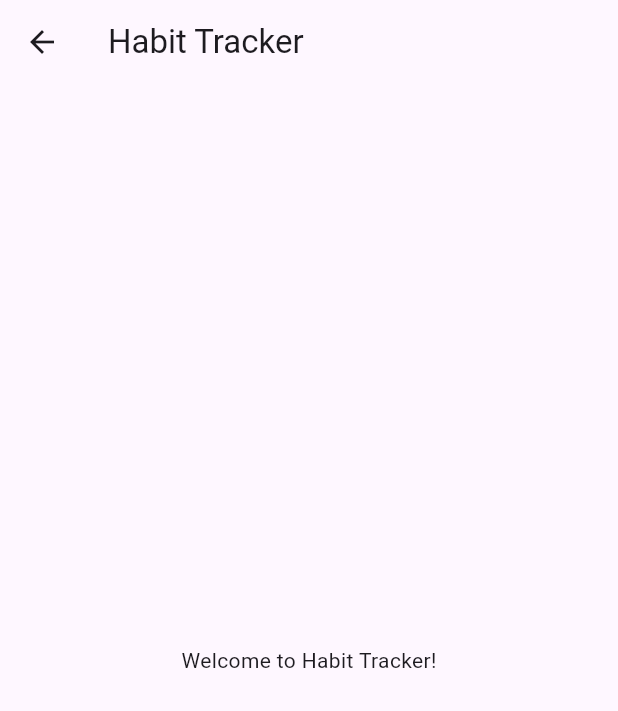
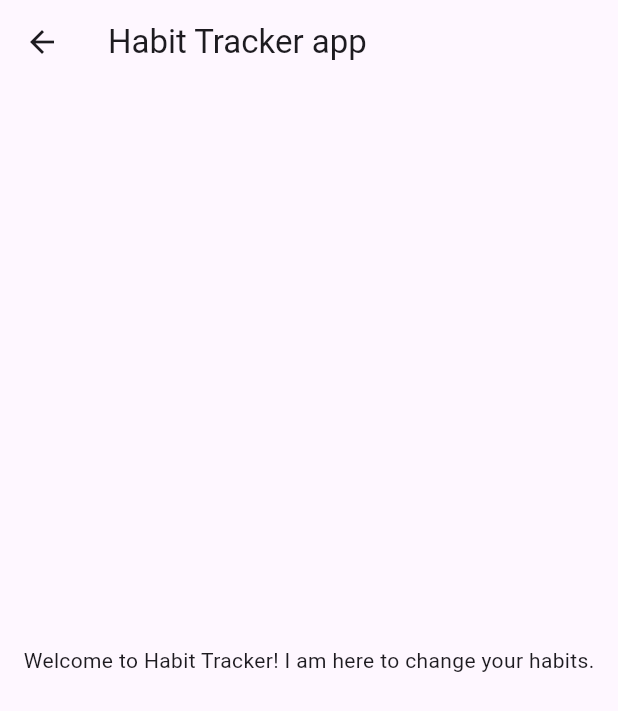
Before and after one commit to injifannoo/Habit_Track_App, a Flutter app: the HomePage screen opened directly, on a phone screen of 412 x 824 dp. Shown: the top 711 px of the screen. Run offline on Flutter 3.47's test engine with Material 3 defaults, Android fonts, the phone set to English and light mode, and no system bars; our stand-ins replace flutter_riverpod; missing offline and left inert: habit_tracker; statements that could not run were skipped.

Commit message:
homepage is updated

```diff
--- a/lib/src/features/habit_tracker/presentation/pages/homepage.dart
+++ b/lib/src/features/habit_tracker/presentation/pages/homepage.dart
@@ -7,10 +7,10 @@ class HomePage extends StatelessWidget {
   Widget build(BuildContext context) {
     return Scaffold(
       appBar: AppBar(
-        title: const Text('Habit Tracker'),
+        title: const Text('Habit Tracker app'),
       ),
       body: const Center(
-        child: Text('Welcome to Habit Tracker!'),
+        child: Text('Welcome to Habit Tracker! I am here to change your habits.'),
       ),
     );
   }
```
